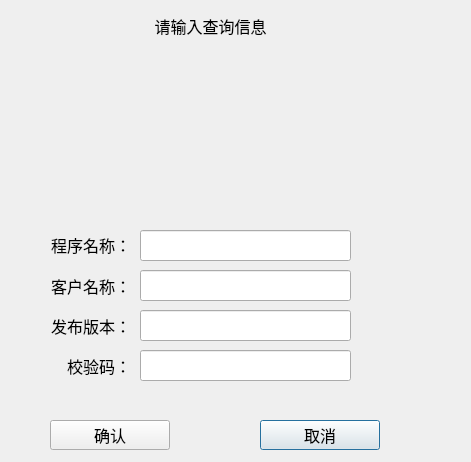
Old version of the form param_config/logs/logquerydlg/log_logquerydlg.ui in the repository ChinaClever/MPro-Tools.
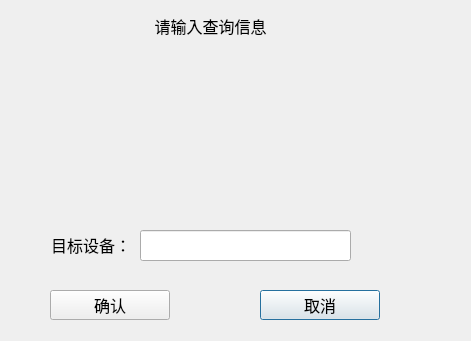
New version of the form.

What changed in the file:
```diff
--- a/param_config/logs/logquerydlg/log_logquerydlg.ui
+++ b/param_config/logs/logquerydlg/log_logquerydlg.ui
@@ -7,7 +7,7 @@
     <x>0</x>
     <y>0</y>
     <width>471</width>
-    <height>462</height>
+    <height>341</height>
    </rect>
   </property>
   <property name="windowTitle">
@@ -16,62 +16,17 @@
   <property name="styleSheet">
    <string notr="true"/>
   </property>
-  <widget class="QLabel" name="label_2">
-   <property name="geometry">
-    <rect>
-     <x>10</x>
-     <y>270</y>
-     <width>121</width>
-     <height>31</height>
-    </rect>
-   </property>
-   <property name="font">
-    <font>
-     <family>微软雅黑</family>
-     <pointsize>12</pointsize>
-    </font>
-   </property>
-   <property name="styleSheet">
-    <string notr="true"/>
-   </property>
-   <property name="text">
-    <string>客户名称：</string>
-   </property>
-   <property name="alignment">
-    <set>Qt::AlignRight|Qt::AlignTrailing|Qt::AlignVCenter</set>
-   </property>
-  </widget>
-  <widget class="QLineEdit" name="userEdit">
-   <property name="geometry">
-    <rect>
-     <x>140</x>
-     <y>270</y>
-     <width>211</width>
-     <height>31</height>
-    </rect>
-   </property>
-   <property name="font">
-    <font>
-     <family>微软雅黑</family>
-     <pointsize>12</pointsize>
-    </font>
-   </property>
-   <property name="styleSheet">
-    <string notr="true"/>
-   </property>
-  </widget>
   <widget class="QPushButton" name="quitBtn">
    <property name="geometry">
     <rect>
      <x>260</x>
-     <y>420</y>
+     <y>290</y>
      <width>120</width>
      <height>30</height>
     </rect>
    </property>
    <property name="font">
     <font>
-     <family>微软雅黑</family>
      <pointsize>12</pointsize>
     </font>
    </property>
@@ -86,14 +41,13 @@
    <property name="geometry">
     <rect>
      <x>50</x>
-     <y>420</y>
+     <y>290</y>
      <width>120</width>
      <height>30</height>
     </rect>
    </property>
    <property name="font">
     <font>
-     <family>微软雅黑</family>
      <pointsize>12</pointsize>
     </font>
    </property>
@@ -148,50 +102,6 @@
     <set>Qt::AlignCenter</set>
    </property>
   </widget>
-  <widget class="QLineEdit" name="swEdit">
-   <property name="geometry">
-    <rect>
-     <x>140</x>
-     <y>310</y>
-     <width>211</width>
-     <height>31</height>
-    </rect>
-   </property>
-   <property name="font">
-    <font>
-     <family>微软雅黑</family>
-     <pointsize>12</pointsize>
-    </font>
-   </property>
-   <property name="styleSheet">
-    <string notr="true"/>
-   </property>
-  </widget>
-  <widget class="QLabel" name="label_3">
-   <property name="geometry">
-    <rect>
-     <x>10</x>
-     <y>310</y>
-     <width>121</width>
-     <height>31</height>
-    </rect>
-   </property>
-   <property name="font">
-    <font>
-     <family>微软雅黑</family>
-     <pointsize>12</pointsize>
-    </font>
-   </property>
-   <property name="styleSheet">
-    <string notr="true"/>
-   </property>
-   <property name="text">
-    <string>发布版本：</string>
-   </property>
-   <property name="alignment">
-    <set>Qt::AlignRight|Qt::AlignTrailing|Qt::AlignVCenter</set>
-   </property>
-  </widget>
   <widget class="QLabel" name="label_4">
    <property name="geometry">
     <rect>
@@ -203,7 +113,6 @@
    </property>
    <property name="font">
     <font>
-     <family>微软雅黑</family>
      <pointsize>12</pointsize>
     </font>
    </property>
@@ -211,57 +120,13 @@
     <string notr="true"/>
    </property>
    <property name="text">
-    <string>程序名称：</string>
+    <string>目标设备：</string>
    </property>
    <property name="alignment">
     <set>Qt::AlignRight|Qt::AlignTrailing|Qt::AlignVCenter</set>
    </property>
   </widget>
-  <widget class="QLabel" name="label_5">
-   <property name="geometry">
-    <rect>
-     <x>10</x>
-     <y>350</y>
-     <width>121</width>
-     <height>31</height>
-    </rect>
-   </property>
-   <property name="font">
-    <font>
-     <family>微软雅黑</family>
-     <pointsize>12</pointsize>
-    </font>
-   </property>
-   <property name="styleSheet">
-    <string notr="true"/>
-   </property>
-   <property name="text">
-    <string>校验码：</string>
-   </property>
-   <property name="alignment">
-    <set>Qt::AlignRight|Qt::AlignTrailing|Qt::AlignVCenter</set>
-   </property>
-  </widget>
-  <widget class="QLineEdit" name="md5Edit">
-   <property name="geometry">
-    <rect>
-     <x>140</x>
-     <y>350</y>
-     <width>211</width>
-     <height>31</height>
-    </rect>
-   </property>
-   <property name="font">
-    <font>
-     <family>微软雅黑</family>
-     <pointsize>12</pointsize>
-    </font>
-   </property>
-   <property name="styleSheet">
-    <string notr="true"/>
-   </property>
-  </widget>
-  <widget class="QLineEdit" name="fnEdit">
+  <widget class="QLineEdit" name="dstEdit">
    <property name="geometry">
     <rect>
      <x>140</x>
```
Left out of the diff: 3 changed lines with no effect on the pictures.
